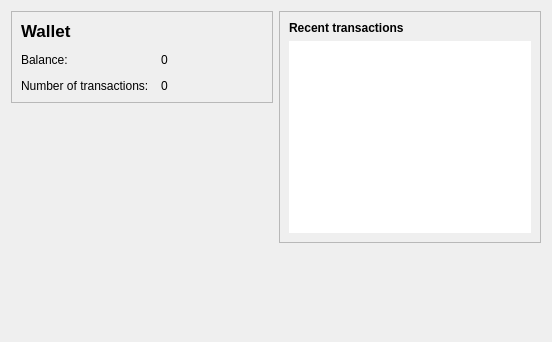
Nexusoft/Legacy, file src/qt/forms/overviewpage.ui: the form before one commit.
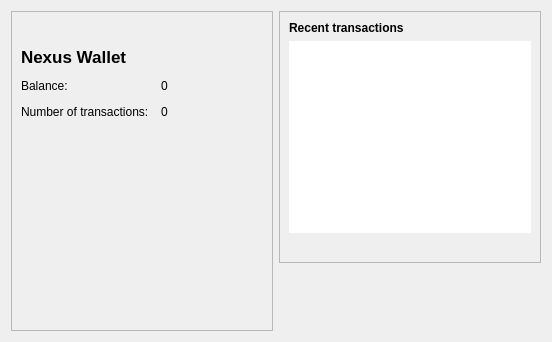
The form after the commit. Icons and pictures are not drawn.

Diff of the .ui file:
```diff
--- a/src/qt/forms/overviewpage.ui
+++ b/src/qt/forms/overviewpage.ui
@@ -34,63 +34,73 @@
         <property name="verticalSpacing">
          <number>12</number>
         </property>
+        <item row="1" column="0">
+         <widget class="QLabel" name="label">
+          <property name="maximumSize">
+           <size>
+            <width>240</width>
+            <height>240</height>
+           </size>
+          </property>
+          <property name="text">
+           <string/>
+          </property>
+          <property name="pixmap">
+           <pixmap resource="../nexus.qrc">:/icons/Nexus</pixmap>
+          </property>
+          <property name="scaledContents">
+           <bool>true</bool>
+          </property>
+          <property name="alignment">
+           <set>Qt::AlignCenter</set>
+          </property>
+         </widget>
+        </item>
         <item row="2" column="0">
+         <widget class="QLabel" name="label_5">
+          <property name="font">
+           <font>
+            <pointsize>13</pointsize>
+            <weight>75</weight>
+            <bold>true</bold>
+           </font>
+          </property>
+          <property name="text">
+           <string>Nexus Wallet</string>
+          </property>
+         </widget>
+        </item>
+        <item row="3" column="0">
          <widget class="QLabel" name="labelBalanceHeader">
           <property name="text">
            <string>Balance:</string>
           </property>
          </widget>
         </item>
-        <item row="2" column="1">
+        <item row="3" column="1">
          <widget class="QLabel" name="labelBalance">
           <property name="text">
            <string notr="true">0</string>
           </property>
          </widget>
         </item>
-        <item row="3" column="0">
+        <item row="5" column="0">
          <widget class="QLabel" name="label_2">
           <property name="text">
            <string>Number of transactions:</string>
           </property>
          </widget>
         </item>
-        <item row="3" column="1">
+        <item row="5" column="1">
          <widget class="QLabel" name="labelNumTransactions">
           <property name="text">
            <string>0</string>
           </property>
          </widget>
         </item>
-        <item row="1" column="0">
-         <widget class="QLabel" name="label_5">
-          <property name="font">
-           <font>
-            <pointsize>13</pointsize>
-            <bold>true</bold>
-           </font>
-          </property>
-          <property name="text">
-           <string>Wallet</string>
-          </property>
-         </widget>
-        </item>
        </layout>
       </widget>
      </item>
-     <item>
-      <spacer name="verticalSpacer">
-       <property name="orientation">
-        <enum>Qt::Vertical</enum>
-       </property>
-       <property name="sizeHint" stdset="0">
-        <size>
-         <width>20</width>
-         <height>40</height>
-        </size>
-       </property>
-      </spacer>
-     </item>
     </layout>
    </item>
    <item>
@@ -124,6 +134,19 @@
           </property>
          </widget>
         </item>
+        <item>
+         <spacer name="horizontalSpacer">
+          <property name="orientation">
+           <enum>Qt::Horizontal</enum>
+          </property>
+          <property name="sizeHint" stdset="0">
+           <size>
+            <width>250</width>
+            <height>20</height>
+           </size>
+          </property>
+         </spacer>
+        </item>
        </layout>
       </widget>
      </item>
```
Left out of the diff: 4 changed lines with no effect on the pictures.
